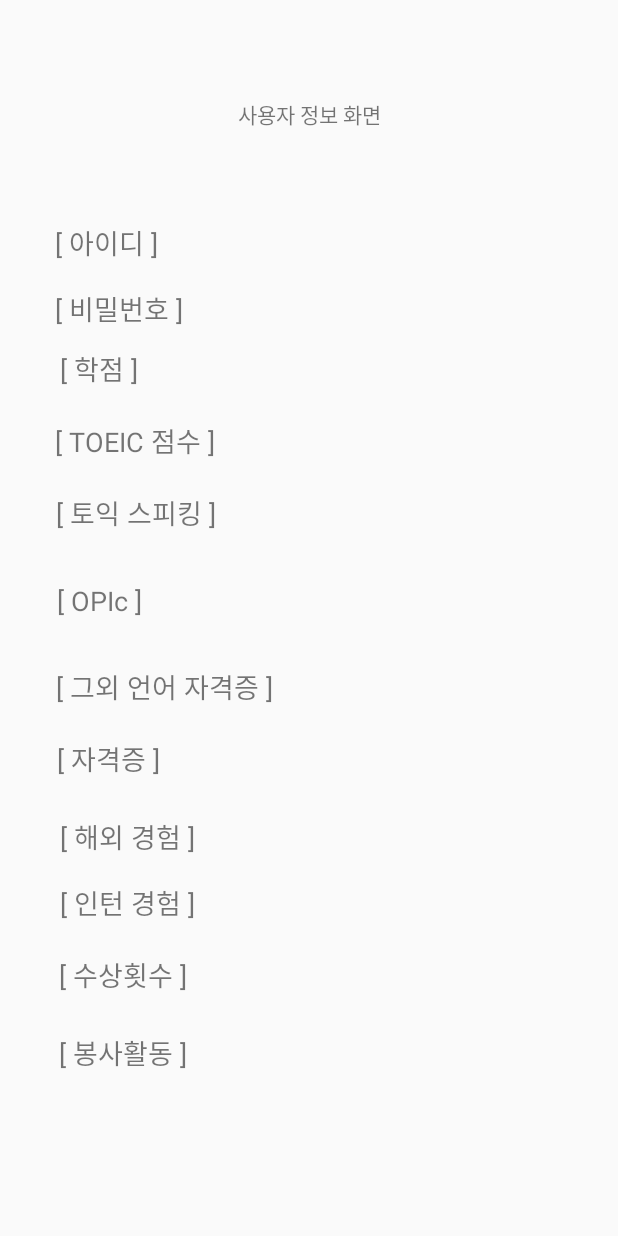
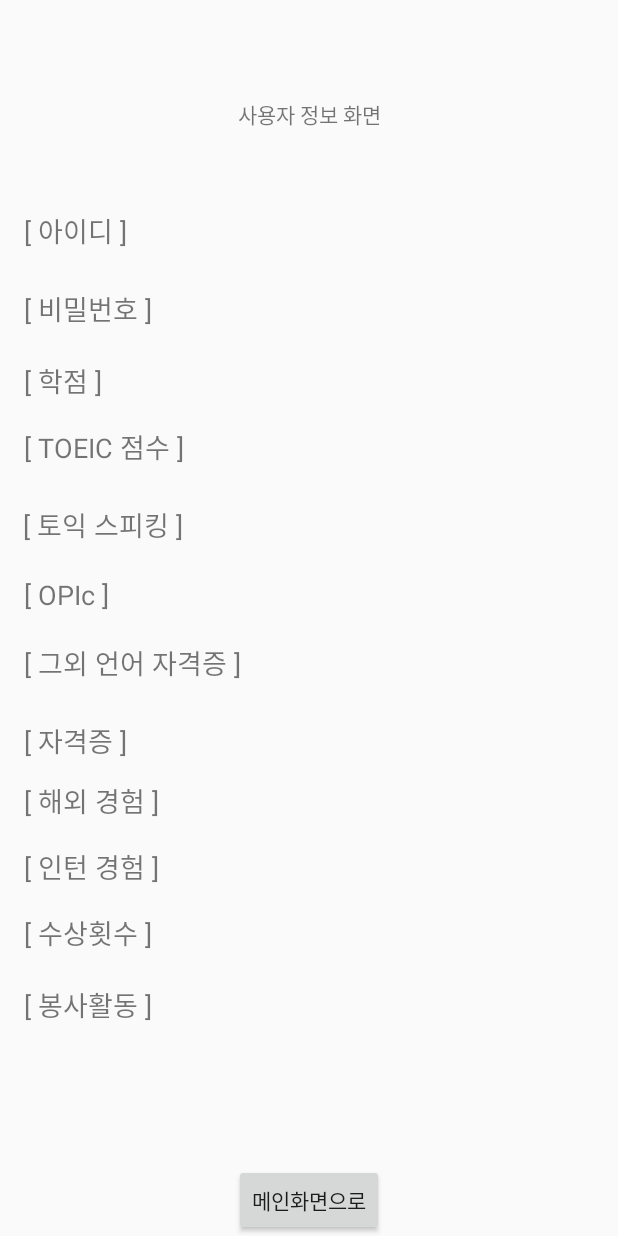
Before and after one commit to AlwaysRYU/CapstoneDesign_AndroidMobileApp, an Android app: the layout activity_userinfo.xml on its own in the app's theme, with its tools: preview values and no code run, on a phone screen of 412 x 824 dp. Run offline under Robolectric (Android 15) with nearby library versions, the phone set to English and light mode, and no system bars.

Commit message:
이거 되려나-수현

```diff
--- a/app/src/main/res/layout/activity_userinfo.xml
+++ b/app/src/main/res/layout/activity_userinfo.xml
@@ -17,6 +17,16 @@
         app:layout_constraintTop_toTopOf="parent"
         app:layout_constraintVertical_bias="0.081" />
 
+    <Button
+        android:id="@+id/button2"
+        android:layout_width="wrap_content"
+        android:layout_height="wrap_content"
+        android:text="메인화면으로"
+        app:layout_constraintBottom_toBottomOf="parent"
+        app:layout_constraintEnd_toEndOf="parent"
+        app:layout_constraintStart_toStartOf="parent"
+        app:layout_constraintTop_toBottomOf="@+id/imageView2" />
+
     <TextView
         android:id="@+id/tv0"
         android:layout_width="wrap_content"
@@ -31,11 +41,11 @@
         android:id="@+id/tv1"
         android:layout_width="wrap_content"
         android:layout_height="wrap_content"
-        android:layout_marginTop="148dp"
+        android:layout_marginTop="140dp"
         android:text="[ 아이디 ] "
         android:textSize="18sp"
         app:layout_constraintEnd_toEndOf="parent"
-        app:layout_constraintHorizontal_bias="0.109"
+        app:layout_constraintHorizontal_bias="0.047"
         app:layout_constraintStart_toStartOf="parent"
         app:layout_constraintTop_toTopOf="parent" />
 
@@ -47,7 +57,7 @@
         android:text="[ 비밀번호 ] "
         android:textSize="18sp"
         app:layout_constraintEnd_toEndOf="parent"
-        app:layout_constraintHorizontal_bias="0.114"
+        app:layout_constraintHorizontal_bias="0.049"
         app:layout_constraintStart_toStartOf="parent"
         app:layout_constraintTop_toTopOf="parent" />
 
@@ -55,11 +65,11 @@
         android:id="@+id/tv3"
         android:layout_width="wrap_content"
         android:layout_height="wrap_content"
-        android:layout_marginTop="232dp"
+        android:layout_marginTop="240dp"
         android:text="[ 학점 ] "
         android:textSize="18sp"
         app:layout_constraintEnd_toEndOf="parent"
-        app:layout_constraintHorizontal_bias="0.112"
+        app:layout_constraintHorizontal_bias="0.045"
         app:layout_constraintStart_toStartOf="parent"
         app:layout_constraintTop_toTopOf="parent" />
 
@@ -67,11 +77,11 @@
         android:id="@+id/tv4"
         android:layout_width="wrap_content"
         android:layout_height="wrap_content"
-        android:layout_marginTop="280dp"
+        android:layout_marginTop="284dp"
         android:text="[ TOEIC 점수 ] "
         android:textSize="18sp"
         app:layout_constraintEnd_toEndOf="parent"
-        app:layout_constraintHorizontal_bias="0.122"
+        app:layout_constraintHorizontal_bias="0.053"
         app:layout_constraintStart_toStartOf="parent"
         app:layout_constraintTop_toTopOf="parent" />
 
@@ -79,11 +89,11 @@
         android:id="@+id/tv5"
         android:layout_width="wrap_content"
         android:layout_height="wrap_content"
-        android:layout_marginTop="328dp"
+        android:layout_marginTop="336dp"
         android:text="[ 토익 스피킹 ] "
         android:textSize="18sp"
         app:layout_constraintEnd_toEndOf="parent"
-        app:layout_constraintHorizontal_bias="0.125"
+        app:layout_constraintHorizontal_bias="0.052"
         app:layout_constraintStart_toStartOf="parent"
         app:layout_constraintTop_toTopOf="parent" />
 
@@ -91,11 +101,11 @@
         android:id="@+id/tv6"
         android:layout_width="wrap_content"
         android:layout_height="wrap_content"
-        android:layout_marginTop="388dp"
+        android:layout_marginTop="384dp"
         android:text="[ OPIc ] "
         android:textSize="18sp"
         app:layout_constraintEnd_toEndOf="parent"
-        app:layout_constraintHorizontal_bias="0.108"
+        app:layout_constraintHorizontal_bias="0.045"
         app:layout_constraintStart_toStartOf="parent"
         app:layout_constraintTop_toTopOf="parent" />
 
@@ -103,11 +113,11 @@
         android:id="@+id/tv7"
         android:layout_width="wrap_content"
         android:layout_height="wrap_content"
-        android:layout_marginTop="444dp"
+        android:layout_marginTop="428dp"
         android:text="[ 그외 언어 자격증 ] "
         android:textSize="18sp"
         app:layout_constraintEnd_toEndOf="parent"
-        app:layout_constraintHorizontal_bias="0.143"
+        app:layout_constraintHorizontal_bias="0.06"
         app:layout_constraintStart_toStartOf="parent"
         app:layout_constraintTop_toTopOf="parent" />
 
@@ -115,11 +125,11 @@
         android:id="@+id/tv8"
         android:layout_width="wrap_content"
         android:layout_height="wrap_content"
-        android:layout_marginTop="492dp"
+        android:layout_marginTop="480dp"
         android:text="[ 자격증 ] "
         android:textSize="18sp"
         app:layout_constraintEnd_toEndOf="parent"
-        app:layout_constraintHorizontal_bias="0.112"
+        app:layout_constraintHorizontal_bias="0.047"
         app:layout_constraintStart_toStartOf="parent"
         app:layout_constraintTop_toTopOf="parent" />
 
@@ -127,11 +137,11 @@
         android:id="@+id/tv9"
         android:layout_width="wrap_content"
         android:layout_height="wrap_content"
-        android:layout_marginTop="544dp"
+        android:layout_marginTop="520dp"
         android:text="[ 해외 경험 ] "
         android:textSize="18sp"
         app:layout_constraintEnd_toEndOf="parent"
-        app:layout_constraintHorizontal_bias="0.125"
+        app:layout_constraintHorizontal_bias="0.05"
         app:layout_constraintStart_toStartOf="parent"
         app:layout_constraintTop_toTopOf="parent" />
 
@@ -139,11 +149,11 @@
         android:id="@+id/tv10"
         android:layout_width="wrap_content"
         android:layout_height="wrap_content"
-        android:layout_marginTop="588dp"
+        android:layout_marginTop="564dp"
         android:text="[ 인턴 경험 ] "
         android:textSize="18sp"
         app:layout_constraintEnd_toEndOf="parent"
-        app:layout_constraintHorizontal_bias="0.125"
+        app:layout_constraintHorizontal_bias="0.05"
         app:layout_constraintStart_toStartOf="parent"
         app:layout_constraintTop_toTopOf="parent" />
 
@@ -151,11 +161,11 @@
         android:id="@+id/tv11"
         android:layout_width="wrap_content"
         android:layout_height="wrap_content"
-        android:layout_marginTop="636dp"
+        android:layout_marginTop="608dp"
         android:text="[ 수상횟수 ] "
         android:textSize="18sp"
         app:layout_constraintEnd_toEndOf="parent"
-        app:layout_constraintHorizontal_bias="0.123"
+        app:layout_constraintHorizontal_bias="0.049"
         app:layout_constraintStart_toStartOf="parent"
         app:layout_constraintTop_toTopOf="parent" />
 
@@ -163,11 +173,11 @@
         android:id="@+id/tv12"
         android:layout_width="wrap_content"
         android:layout_height="wrap_content"
-        android:layout_marginTop="688dp"
+        android:layout_marginTop="656dp"
         android:text="[ 봉사활동 ] "
         android:textSize="18sp"
         app:layout_constraintEnd_toEndOf="parent"
-        app:layout_constraintHorizontal_bias="0.123"
+        app:layout_constraintHorizontal_bias="0.049"
         app:layout_constraintStart_toStartOf="parent"
         app:layout_constraintTop_toTopOf="parent" />
 
@@ -175,10 +185,120 @@
         android:id="@+id/text1"
         android:layout_width="86dp"
         android:layout_height="23dp"
-    android:layout_marginTop="148dp"
+        android:layout_marginTop="140dp"
         android:textSize="18sp"
         app:layout_constraintEnd_toEndOf="parent"
-    app:layout_constraintHorizontal_bias="0.695"
+        app:layout_constraintHorizontal_bias="0.633"
+        app:layout_constraintStart_toStartOf="parent"
+        app:layout_constraintTop_toTopOf="parent" />
+
+    <TextView
+        android:id="@+id/text3"
+        android:layout_width="86dp"
+        android:layout_height="23dp"
+        android:layout_marginTop="240dp"
+        android:textSize="18sp"
+        app:layout_constraintEnd_toEndOf="parent"
+        app:layout_constraintHorizontal_bias="0.633"
+        app:layout_constraintStart_toStartOf="parent"
+        app:layout_constraintTop_toTopOf="parent" />
+
+    <TextView
+        android:id="@+id/text4"
+        android:layout_width="86dp"
+        android:layout_height="23dp"
+        android:layout_marginTop="284dp"
+        android:textSize="18sp"
+        app:layout_constraintEnd_toEndOf="parent"
+        app:layout_constraintHorizontal_bias="0.633"
+        app:layout_constraintStart_toStartOf="parent"
+        app:layout_constraintTop_toTopOf="parent" />
+
+    <TextView
+        android:id="@+id/text5"
+        android:layout_width="86dp"
+        android:layout_height="23dp"
+        android:layout_marginTop="336dp"
+        android:textSize="18sp"
+        app:layout_constraintEnd_toEndOf="parent"
+        app:layout_constraintHorizontal_bias="0.633"
+        app:layout_constraintStart_toStartOf="parent"
+        app:layout_constraintTop_toTopOf="parent" />
+
+    <TextView
+        android:id="@+id/text6"
+        android:layout_width="86dp"
+        android:layout_height="23dp"
+        android:layout_marginTop="384dp"
+        android:textSize="18sp"
+        app:layout_constraintEnd_toEndOf="parent"
+        app:layout_constraintHorizontal_bias="0.633"
+        app:layout_constraintStart_toStartOf="parent"
+        app:layout_constraintTop_toTopOf="parent" />
+
+    <TextView
+        android:id="@+id/text7"
+        android:layout_width="86dp"
+        android:layout_height="23dp"
+        android:layout_marginTop="428dp"
+        android:textSize="18sp"
+        app:layout_constraintEnd_toEndOf="parent"
+        app:layout_constraintHorizontal_bias="0.744"
+        app:layout_constraintStart_toStartOf="parent"
+        app:layout_constraintTop_toTopOf="parent" />
+
+    <TextView
+        android:id="@+id/text8"
+        android:layout_width="86dp"
+        android:layout_height="23dp"
+        android:layout_marginTop="480dp"
+        android:textSize="18sp"
+        app:layout_constraintEnd_toEndOf="parent"
+        app:layout_constraintHorizontal_bias="0.633"
+        app:layout_constraintStart_toStartOf="parent"
+        app:layout_constraintTop_toTopOf="parent" />
+
+    <TextView
+        android:id="@+id/text9"
+        android:layout_width="86dp"
+        android:layout_height="23dp"
+        android:layout_marginTop="520dp"
+        android:textSize="18sp"
+        app:layout_constraintEnd_toEndOf="parent"
+        app:layout_constraintHorizontal_bias="0.633"
+        app:layout_constraintStart_toStartOf="parent"
+        app:layout_constraintTop_toTopOf="parent" />
+
+    <TextView
+        android:id="@+id/text10"
+        android:layout_width="86dp"
+        android:layout_height="23dp"
+        android:layout_marginTop="564dp"
+        android:textSize="18sp"
+        app:layout_constraintEnd_toEndOf="parent"
+        app:layout_constraintHorizontal_bias="0.633"
+        app:layout_constraintStart_toStartOf="parent"
+        app:layout_constraintTop_toTopOf="parent" />
+
+    <TextView
+        android:id="@+id/text11"
+        android:layout_width="86dp"
+        android:layout_height="23dp"
+        android:layout_marginTop="608dp"
+        android:textSize="18sp"
+        app:layout_constraintEnd_toEndOf="parent"
+        app:layout_constraintHorizontal_bias="0.633"
+        app:layout_constraintStart_toStartOf="parent"
+        app:layout_constraintTop_toTopOf="parent" />
+
+    <TextView
+        android:id="@+id/text12"
+        android:layout_width="86dp"
+        android:layout_height="23dp"
+        android:layout_marginTop="656dp"
+        android:textSize="18sp"
+        app:layout_constraintEnd_toEndOf="parent"
+        app:layout_constraintHorizontal_bias="0.633"
         app:layout_constraintStart_toStartOf="parent"
         app:layout_constraintTop_toTopOf="parent" />
 
@@ -189,117 +309,7 @@
         android:layout_marginTop="192dp"
         android:textSize="18sp"
         app:layout_constraintEnd_toEndOf="parent"
-        app:layout_constraintHorizontal_bias="0.695"
-        app:layout_constraintStart_toStartOf="parent"
-        app:layout_constraintTop_toTopOf="parent" />
-
-    <TextView
-        android:id="@+id/text3"
-        android:layout_width="86dp"
-        android:layout_height="23dp"
-        android:layout_marginTop="224dp"
-        android:textSize="18sp"
-        app:layout_constraintEnd_toEndOf="parent"
-        app:layout_constraintHorizontal_bias="0.695"
-        app:layout_constraintStart_toStartOf="parent"
-        app:layout_constraintTop_toTopOf="parent" />
-
-    <TextView
-        android:id="@+id/text4"
-        android:layout_width="86dp"
-        android:layout_height="23dp"
-        android:layout_marginTop="280dp"
-        android:textSize="18sp"
-        app:layout_constraintEnd_toEndOf="parent"
-        app:layout_constraintHorizontal_bias="0.695"
-        app:layout_constraintStart_toStartOf="parent"
-        app:layout_constraintTop_toTopOf="parent" />
-
-    <TextView
-        android:id="@+id/text5"
-        android:layout_width="86dp"
-        android:layout_height="23dp"
-        android:layout_marginTop="328dp"
-        android:textSize="18sp"
-        app:layout_constraintEnd_toEndOf="parent"
-        app:layout_constraintHorizontal_bias="0.695"
-        app:layout_constraintStart_toStartOf="parent"
-        app:layout_constraintTop_toTopOf="parent" />
-
-    <TextView
-        android:id="@+id/text6"
-        android:layout_width="86dp"
-        android:layout_height="23dp"
-        android:layout_marginTop="388dp"
-        android:textSize="18sp"
-        app:layout_constraintEnd_toEndOf="parent"
-        app:layout_constraintHorizontal_bias="0.695"
-        app:layout_constraintStart_toStartOf="parent"
-        app:layout_constraintTop_toTopOf="parent" />
-
-    <TextView
-        android:id="@+id/text7"
-        android:layout_width="86dp"
-        android:layout_height="23dp"
-        android:layout_marginTop="444dp"
-        android:textSize="18sp"
-        app:layout_constraintEnd_toEndOf="parent"
-        app:layout_constraintHorizontal_bias="0.695"
-        app:layout_constraintStart_toStartOf="parent"
-        app:layout_constraintTop_toTopOf="parent" />
-
-    <TextView
-        android:id="@+id/text8"
-        android:layout_width="86dp"
-        android:layout_height="23dp"
-        android:layout_marginTop="492dp"
-        android:textSize="18sp"
-        app:layout_constraintEnd_toEndOf="parent"
-        app:layout_constraintHorizontal_bias="0.695"
-        app:layout_constraintStart_toStartOf="parent"
-        app:layout_constraintTop_toTopOf="parent" />
-
-    <TextView
-        android:id="@+id/text9"
-        android:layout_width="86dp"
-        android:layout_height="23dp"
-        android:layout_marginTop="544dp"
-        android:textSize="18sp"
-        app:layout_constraintEnd_toEndOf="parent"
-        app:layout_constraintHorizontal_bias="0.695"
-        app:layout_constraintStart_toStartOf="parent"
-        app:layout_constraintTop_toTopOf="parent" />
-
-    <TextView
-        android:id="@+id/text10"
-        android:layout_width="86dp"
-        android:layout_height="23dp"
-        android:layout_marginTop="588dp"
-        android:textSize="18sp"
-        app:layout_constraintEnd_toEndOf="parent"
-        app:layout_constraintHorizontal_bias="0.695"
-        app:layout_constraintStart_toStartOf="parent"
-        app:layout_constraintTop_toTopOf="parent" />
-
-    <TextView
-        android:id="@+id/text11"
-        android:layout_width="86dp"
-        android:layout_height="23dp"
-        android:layout_marginTop="636dp"
-        android:textSize="18sp"
-        app:layout_constraintEnd_toEndOf="parent"
-        app:layout_constraintHorizontal_bias="0.695"
-        app:layout_constraintStart_toStartOf="parent"
-        app:layout_constraintTop_toTopOf="parent" />
-
-    <TextView
-        android:id="@+id/text12"
-        android:layout_width="86dp"
-        android:layout_height="23dp"
-        android:layout_marginTop="692dp"
-        android:textSize="18sp"
-        app:layout_constraintEnd_toEndOf="parent"
-        app:layout_constraintHorizontal_bias="0.695"
+        app:layout_constraintHorizontal_bias="0.633"
         app:layout_constraintStart_toStartOf="parent"
         app:layout_constraintTop_toTopOf="parent" />
 
```
Also changed, not shown: app/src/main/java/com/example/realcapstone/Enterinfo.java (+26 -10 lines), app/src/main/java/com/example/realcapstone/Userinfo.java (+27 -10 lines), app/src/main/res/layout/activity_enterinfo.xml (+59 -49 lines). Lines whose indentation alone changed are shown as unchanged.
